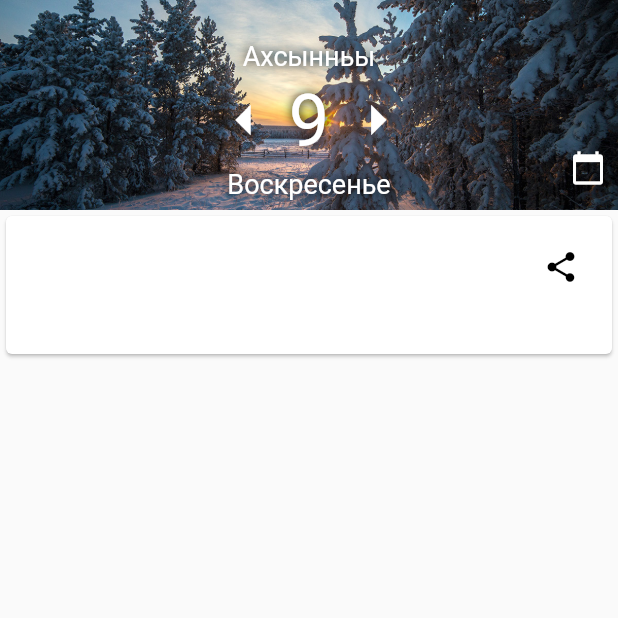
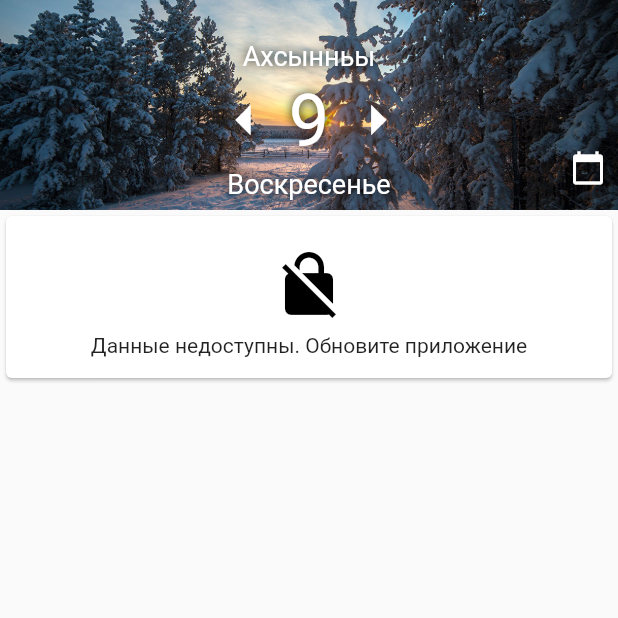
Before and after one commit to Igorpi25/yakut_calendar, a Flutter app: the screen it shows after launch, on a phone screen of 412 x 824 dp, the top half of it. Run offline on Flutter 3.47's test engine with Material 2 defaults, Android fonts, the phone set to English and light mode, and no system bars; drawn by our look-alikes of flutter_html; our stand-ins replace flutter_calendar_carousel, share.

Commit message:
Empty Content if month is not formatted yet

```diff
--- a/lib/main.dart
+++ b/lib/main.dart
@@ -99,7 +99,8 @@ class _MyHomePageState extends State<MyHomePage> {
 //              ),
               (summary.isNotEmpty)?getContent(summary):Container(),
               //getCarousel(),
-              getContent(article),
+              (summary.isNotEmpty)?getContent(article):Container(),
+              (summary.isEmpty && article.isEmpty)?getEmptyContent():Container(),
             ],
           ),
         ),
@@ -333,6 +334,36 @@ class _MyHomePageState extends State<MyHomePage> {
           )
         )
       );
+  }
+
+  Widget getEmptyContent(){
+    return Card(
+        child: Padding(
+            padding:EdgeInsets.all(14.0),
+            child:Column(
+              children: <Widget>[
+                Container(
+                  alignment: AlignmentDirectional.center,
+                  child:IconButton(
+                    color:Colors.black,
+                    alignment: Alignment.center,
+                    icon: Icon(Icons.no_encryption),
+                    iconSize: 48,
+                    tooltip: 'Обновите приложение',
+                    onPressed: () { setState(() {
+
+                      print("Empty content pressed");
+
+                    });},
+                  ),
+                ),
+                Text(
+                  "Данные недоступны. Обновите приложение"
+                ),
+              ],
+            )
+        )
+    );
   }
 
   Widget getFormattedWidget(String data){
```
